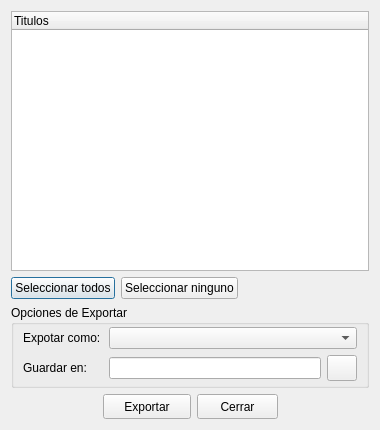
This is ui/exportar_juego.ui in Monthy/gr-lida as Qt 5 draws it before an edit. The edited form follows.
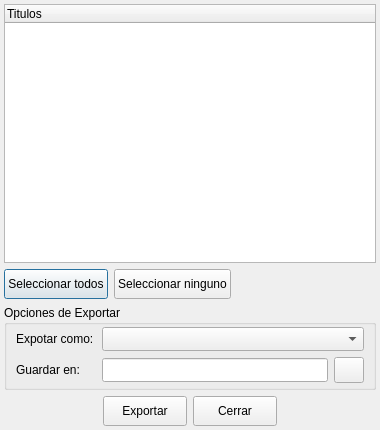
This is the edited form. Icons and pictures are not drawn.

```diff
--- a/ui/exportar_juego.ui
+++ b/ui/exportar_juego.ui
@@ -16,6 +16,9 @@
    <iconset resource="../res/grlida.qrc" >:/img16/exportar.png</iconset>
   </property>
   <layout class="QVBoxLayout" >
+   <property name="margin" >
+    <number>4</number>
+   </property>
    <item>
     <widget class="QTreeWidget" name="twListaJuegos" >
      <property name="showDropIndicator" stdset="0" >
@@ -53,6 +56,12 @@
     <layout class="QHBoxLayout" >
      <item>
       <widget class="QPushButton" name="btnCheckedAll" >
+       <property name="minimumSize" >
+        <size>
+         <width>0</width>
+         <height>30</height>
+        </size>
+       </property>
        <property name="text" >
         <string>Seleccionar todos</string>
        </property>
@@ -60,6 +69,12 @@
      </item>
      <item>
       <widget class="QPushButton" name="btnUnCheckedAll" >
+       <property name="minimumSize" >
+        <size>
+         <width>0</width>
+         <height>30</height>
+        </size>
+       </property>
        <property name="text" >
         <string>Seleccionar ninguno</string>
        </property>
@@ -115,6 +130,12 @@
             <verstretch>0</verstretch>
            </sizepolicy>
           </property>
+          <property name="minimumSize" >
+           <size>
+            <width>0</width>
+            <height>24</height>
+           </size>
+          </property>
          </widget>
         </item>
        </layout>
@@ -135,7 +156,14 @@
          </widget>
         </item>
         <item>
-         <widget class="QLineEdit" name="txtDirExportPath" />
+         <widget class="QLineEdit" name="txtDirExportPath" >
+          <property name="minimumSize" >
+           <size>
+            <width>0</width>
+            <height>24</height>
+           </size>
+          </property>
+         </widget>
         </item>
         <item>
          <widget class="QPushButton" name="btnDirExportPath" >
@@ -183,14 +211,14 @@
       <widget class="QPushButton" name="btnOk" >
        <property name="minimumSize" >
         <size>
-         <width>88</width>
-         <height>25</height>
+         <width>84</width>
+         <height>30</height>
         </size>
        </property>
        <property name="maximumSize" >
         <size>
-         <width>88</width>
-         <height>25</height>
+         <width>16777215</width>
+         <height>30</height>
         </size>
        </property>
        <property name="text" >
@@ -208,14 +236,14 @@
        </property>
        <property name="minimumSize" >
         <size>
-         <width>81</width>
-         <height>25</height>
+         <width>84</width>
+         <height>30</height>
         </size>
        </property>
        <property name="maximumSize" >
         <size>
-         <width>97</width>
-         <height>25</height>
+         <width>16777215</width>
+         <height>30</height>
         </size>
        </property>
        <property name="text" >
```
Left out of the diff: 18 changed lines with no effect on the pictures.
